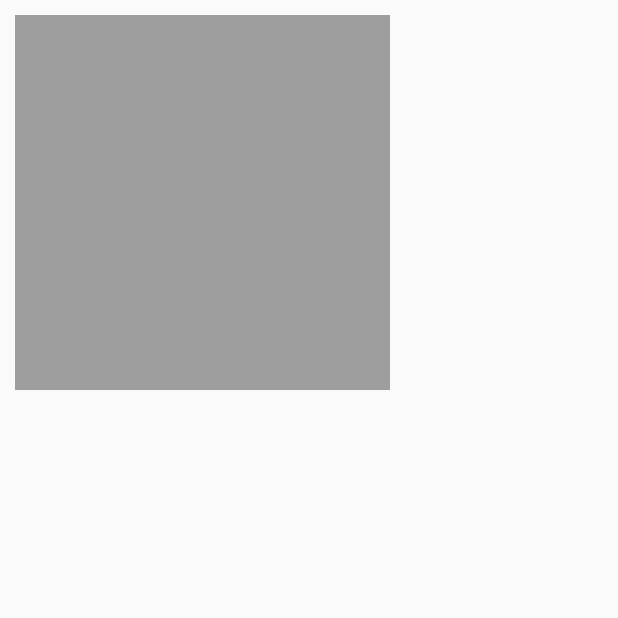
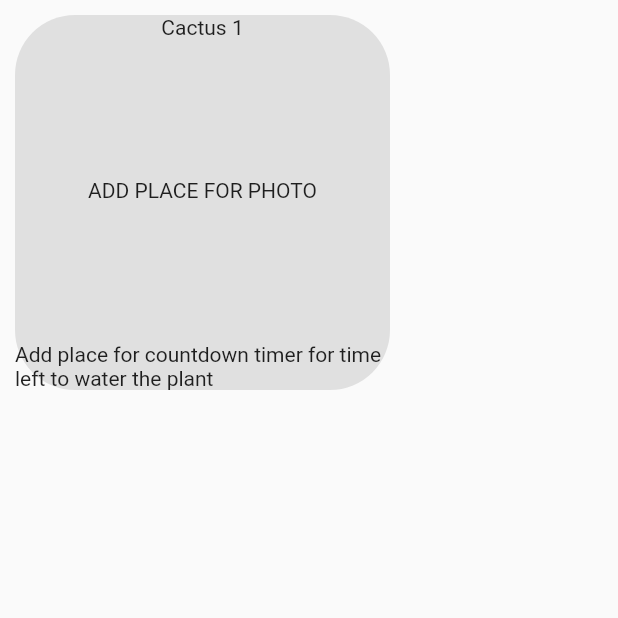
Before and after one commit to Petter1307/plant, a Flutter app: the PlantContainer screen opened directly, on a phone screen of 412 x 824 dp, the top half of it. Run offline on Flutter 3.47's test engine with Material 2 defaults, Android fonts, the phone set to English and light mode, and no system bars; our stand-ins replace firebase_auth; accounts and stored records are empty.

Commit message:
Fixed and basic design plant container

```diff
--- a/lib/plant_logic/Plants_page.dart
+++ b/lib/plant_logic/Plants_page.dart
@@ -1,12 +1,11 @@
 import 'package:flutter/material.dart';
+import 'package:plantonizer/plant_logic/plant_container.dart';
 
 class PlantsPage extends StatelessWidget {
   const PlantsPage({ Key? key }) : super(key: key);
 
   @override
   Widget build(BuildContext context) {
-    return Scaffold(
-      body: Text("Plants page xd"),
-    );
+    return PlantContainer();
   }
 }
--- a/lib/plant_logic/plant_container.dart
+++ b/lib/plant_logic/plant_container.dart
@@ -1,7 +1,9 @@
 import 'package:flutter/material.dart';
 import 'package:plantonizer/plant_logic/plant_class.dart';
 
-
+// This is the container for each plant.
+// THAT SQUARE ARROUND THE PLANT !
+// Which SQUARE ? WAIT FOR THE FINAL VERSION !!
 class PlantContainer extends StatefulWidget {
   const PlantContainer({ Key? key }) : super(key: key);
 
@@ -19,20 +21,23 @@ class _PlantContainerState extends State<PlantContainer> {
             Padding(
               padding: const EdgeInsets.all(10.0),
               child: Container(
-                color: Colors.grey[500],
                 height: 250,
                 width: 250,
-              //   decoration: BoxDecoration(
-              //  // border: Border.all(
-              //   //color: Colors.red[500],        // this is bugged out. doesn`t work as intended.
-              //   // ),
-              //   borderRadius: BorderRadius.circular(20) // use instead of BorderRadius.all(Radius.circular(20))
-              //   ),
-              // decoration: BoxDecoration(
-              //   border: Border(bottom: 2,),
-              // ),
+                decoration: BoxDecoration(
+                  borderRadius: BorderRadius.circular(40),
+                  color: Colors.grey[300],
+                  ),
+                child: Column(
+                  crossAxisAlignment: CrossAxisAlignment.center,
+                  mainAxisAlignment: MainAxisAlignment.spaceBetween,
+                  children: const [
+                    Text("Cactus 1"),
+                    Text("ADD PLACE FOR PHOTO"),
+                    Text("Add place for countdown timer for time left to water the plant")
+                  ],
+                ),
+                ),
               ),
-            ),
           ],
         ),
         ),
```
